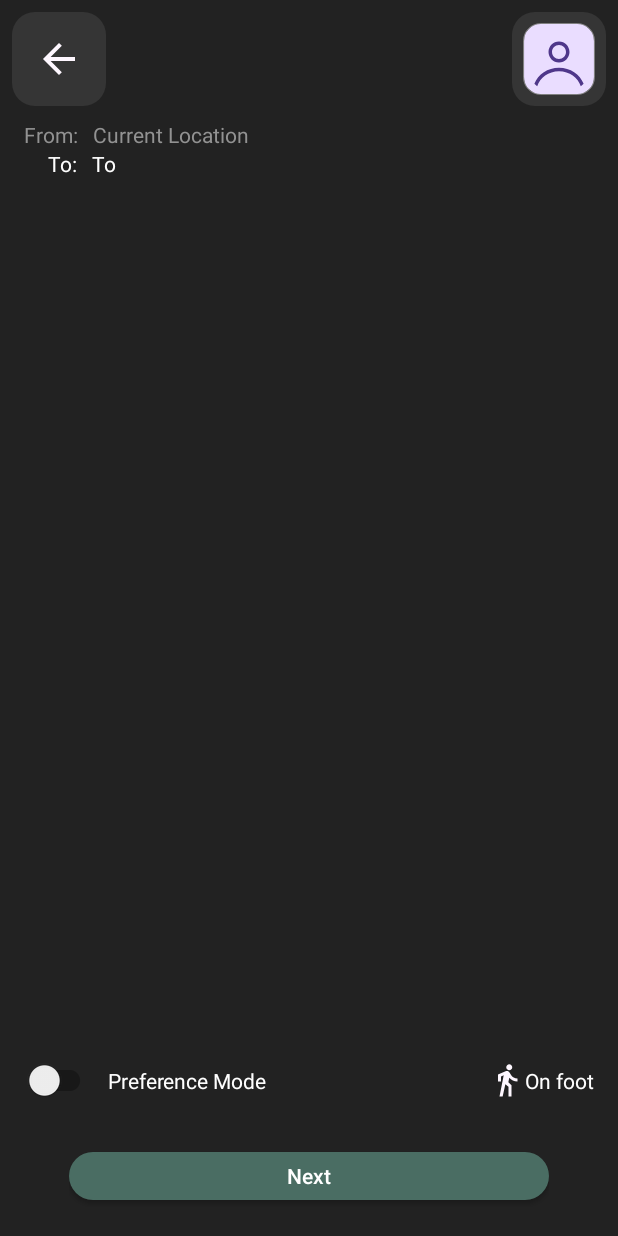
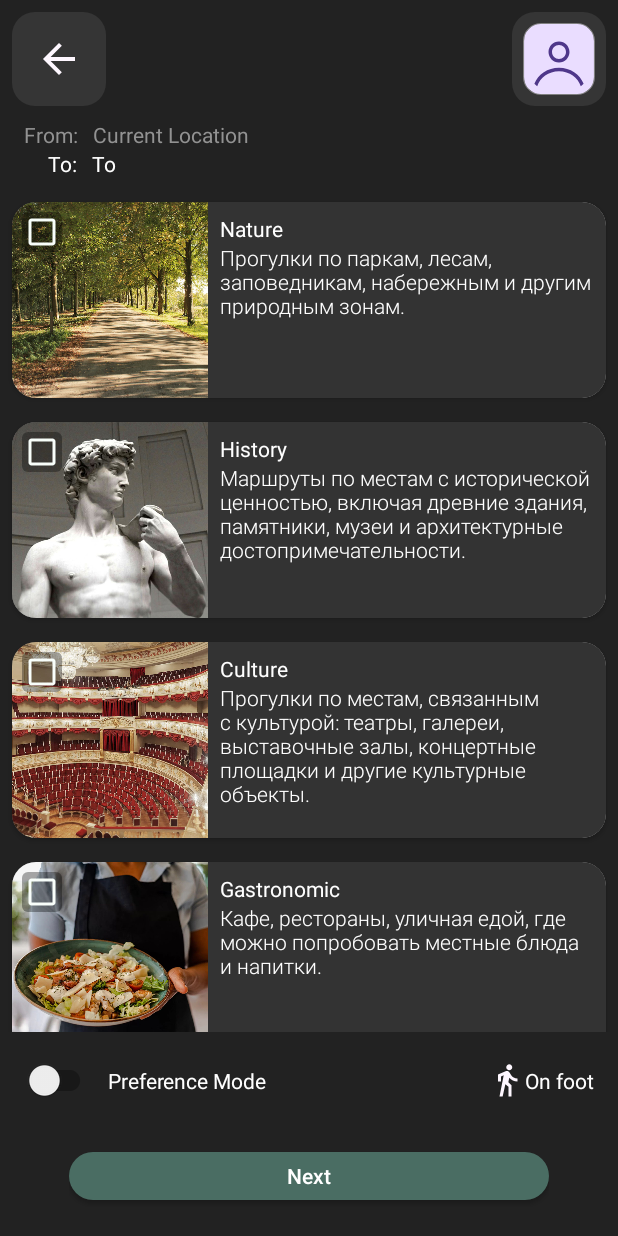
Before and after one commit to artemalo/AndroidMobile, an Android app: the screen it shows after launch (MainActivity before the commit, CategoriesActivity after it), on a phone screen of 412 x 824 dp. Run offline under Robolectric (Android 15) with nearby library versions, the phone set to English and light mode, and no system bars.

Commit message:
CategoriesActivity RecyclerView - done https://youtu.be/Mc0XT58A1Z4?si=sX_rzF4wm2HVMO-D

```diff
--- a/app/src/main/AndroidManifest.xml
+++ b/app/src/main/AndroidManifest.xml
@@ -28,7 +28,7 @@
             </intent-filter>
         </activity>
         <activity
-            android:name=".MainActivity"
+            android:name=".CategoriesActivity"
             android:configChanges="orientation|screenSize"
             android:exported="true"></activity>
     </application>
--- a/app/src/main/java/com/example/walkofinterest/C_RecyclerViewAdapter.java
+++ b/app/src/main/java/com/example/walkofinterest/C_RecyclerViewAdapter.java
@@ -33,7 +33,7 @@ public class C_RecyclerViewAdapter extends RecyclerView.Adapter<C_RecyclerViewAd
     @Override
     public void onBindViewHolder(@NonNull C_RecyclerViewAdapter.MyViewHolder holder, int position) {
         holder.tvName.setText(categoryModels.get(position).getName());
-        holder.tvDescription.setText(categoryModels.get(position).getName());
+        holder.tvDescription.setText(categoryModels.get(position).getDescription());
         holder.imageView.setImageResource(categoryModels.get(position).getImage());
     }
 
--- a/app/src/main/java/com/example/walkofinterest/MainActivity.java
+++ b/app/src/main/java/com/example/walkofinterest/MainActivity.java
@@ -44,7 +44,7 @@ public class MainActivity extends AppCompatActivity {
         /*MapKitFactory.setApiKey("28da8ea7-c995-4793-b13b-2971cf44e2f0");
         MapKitFactory.initialize(this);*/
 
-        setContentView(R.layout.activity_categories);
+        setContentView(R.layout.activity_main);
         /*mapView = (MapView)findViewById(R.id.mapview);
         mapView.getMap().move(
                 new CameraPosition(new Point(47.202198, 38.935190), 18.0f, 0.0f, 0.0f),
--- a/app/src/main/java/com/example/walkofinterest/SplashScreenActivity.java
+++ b/app/src/main/java/com/example/walkofinterest/SplashScreenActivity.java
@@ -16,7 +16,7 @@ public class SplashScreenActivity extends AppCompatActivity {
         new Handler().postDelayed(new Runnable() {
             @Override
             public void run() {
-                startActivity(new Intent(SplashScreenActivity.this, MainActivity.class));
+                startActivity(new Intent(SplashScreenActivity.this, CategoriesActivity.class));
                 finish();
             }
 
--- a/app/src/main/res/layout/activity_categories.xml
+++ b/app/src/main/res/layout/activity_categories.xml
@@ -67,18 +67,15 @@
         </LinearLayout>
     </LinearLayout>
 
-    <ScrollView
+    <androidx.recyclerview.widget.RecyclerView
+        android:id="@+id/recyclerViewCategories"
         android:layout_width="match_parent"
         android:layout_height="0dp"
         android:layout_marginTop="@dimen/margin_top"
         android:layout_marginBottom="@dimen/margin_top"
         app:layout_constraintBottom_toTopOf="@+id/linearLayout2"
-        app:layout_constraintTop_toBottomOf="@+id/from_to_info">
-        <androidx.recyclerview.widget.RecyclerView
-            android:id="@+id/recyclerViewCategories"
-            android:layout_width="match_parent"
-            android:layout_height="0dp"/>
-    </ScrollView>
+        app:layout_constraintTop_toBottomOf="@+id/from_to_info"/>
+
 
     <LinearLayout
         android:id="@+id/linearLayout2"
--- a/app/src/main/res/layout/item_view_category.xml
+++ b/app/src/main/res/layout/item_view_category.xml
@@ -1,10 +1,19 @@
 <?xml version="1.0" encoding="utf-8"?>
-<androidx.cardview.widget.CardView xmlns:android="http://schemas.android.com/apk/res/android"
+<androidx.constraintlayout.widget.ConstraintLayout xmlns:android="http://schemas.android.com/apk/res/android"
     xmlns:app="http://schemas.android.com/apk/res-auto"
     android:layout_width="match_parent"
+    android:layout_height="wrap_content">
+
+    <androidx.cardview.widget.CardView
+        android:layout_width="match_parent"
         android:layout_height="wrap_content"
+        android:layout_margin="@dimen/margin_top"
         app:cardCornerRadius="16dp"
-    android:layout_margin="@dimen/margin_top">
+        app:layout_constraintBottom_toBottomOf="parent"
+        app:layout_constraintEnd_toEndOf="parent"
+        app:layout_constraintStart_toStartOf="parent"
+        app:layout_constraintTop_toTopOf="parent">
+
         <androidx.constraintlayout.widget.ConstraintLayout
             android:layout_width="match_parent"
             android:layout_height="wrap_content"
@@ -17,27 +26,27 @@
                 android:clickable="true"
                 android:contentDescription="@string/item_category"
                 android:focusable="true"
-            app:layout_constraintWidth_percent="0.33"
                 app:layout_constraintDimensionRatio="1:1"
                 app:layout_constraintStart_toStartOf="parent"
-            app:layout_constraintTop_toTopOf="parent" />
+                app:layout_constraintTop_toTopOf="parent"
+                app:layout_constraintWidth_percent="0.33" />
 
             <CheckBox
-            android:clickable="false"
                 android:layout_width="wrap_content"
                 android:layout_height="wrap_content"
                 android:layout_margin="4dp"
+                android:background="@drawable/shadow"
                 android:buttonTint="@color/white_green"
                 android:checked="false"
-            android:background="@drawable/shadow"
+                android:clickable="false"
                 app:layout_constraintStart_toStartOf="@+id/imageCategory"
                 app:layout_constraintTop_toTopOf="@+id/imageCategory" />
 
             <LinearLayout
                 android:layout_width="0dp"
                 android:layout_height="0dp"
+                android:layout_margin="@dimen/margin_top"
                 android:orientation="vertical"
-            android:layout_margin="@dimen/margin_top"
                 app:layout_constraintBottom_toBottomOf="@+id/imageCategory"
                 app:layout_constraintEnd_toEndOf="parent"
                 app:layout_constraintStart_toEndOf="@+id/imageCategory"
@@ -63,3 +72,4 @@
 
         </androidx.constraintlayout.widget.ConstraintLayout>
     </androidx.cardview.widget.CardView>
+</androidx.constraintlayout.widget.ConstraintLayout>
--- a/app/src/main/res/values/strings.xml
+++ b/app/src/main/res/values/strings.xml
@@ -16,6 +16,9 @@
     <string name="item_category">item category</string>
     <string name="profile_button_back">Button back</string>
     <string name="profile_button_profile">button profile</string>
+    <string name="description_splash_screen">Walk with your route</string>
+    <string name="made_by_artemalo">Made by ARTEMALO</string>
+    <string name="contentDescription_image_logo">logo</string>
 
     <string-array name="categories_name">
         <item>Nature</item>
```
Also changed, not shown: app/src/main/java/com/example/walkofinterest/CategoriesActivity.java (+3 -4 lines), app/src/main/res/layout/activity_splash_screen.xml (+8 -8 lines). Lines whose indentation alone changed are shown as unchanged.
